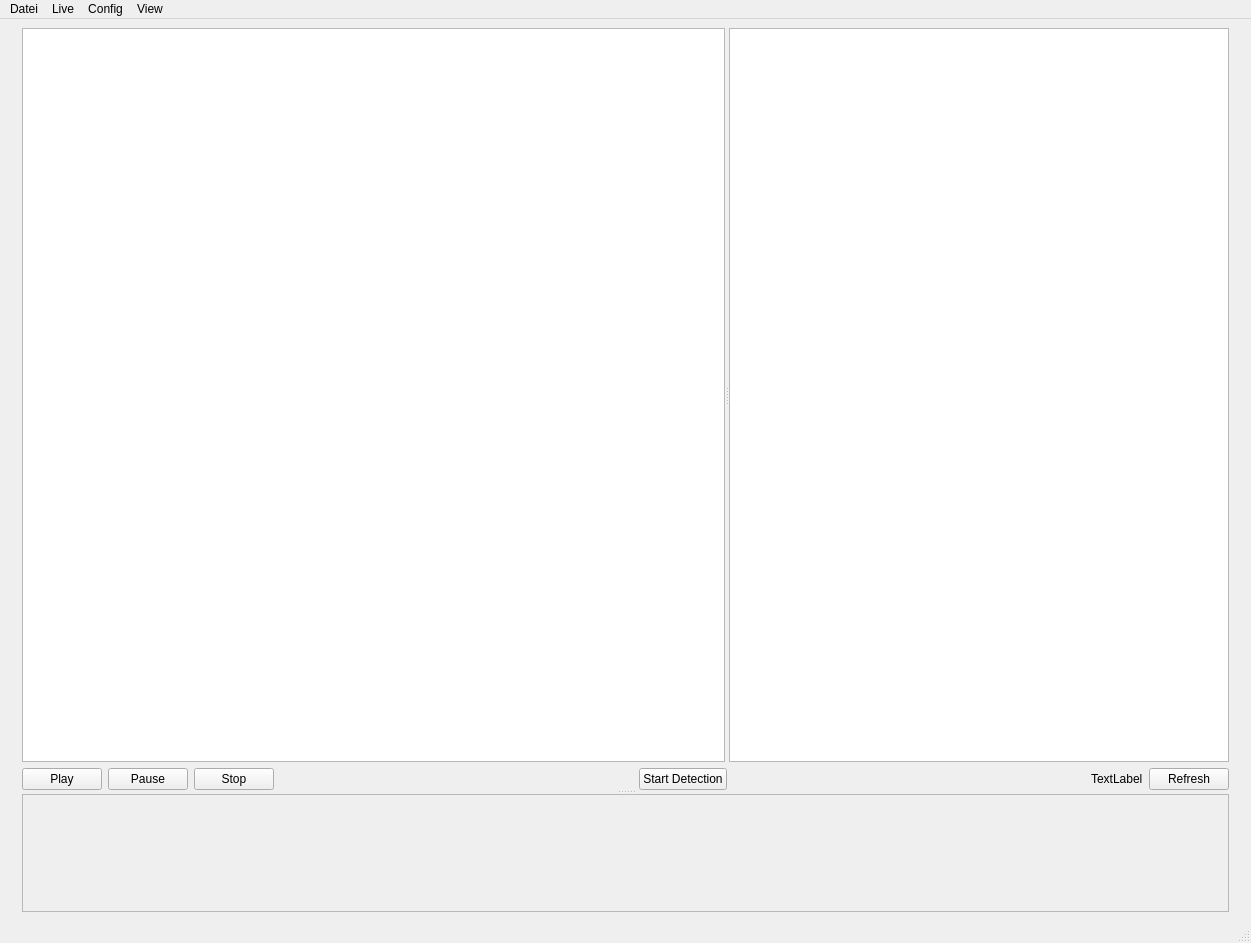
Qt form verteiltes_yolov3/gui.ui (farbton/verteiltes_yolov3) before a commit.
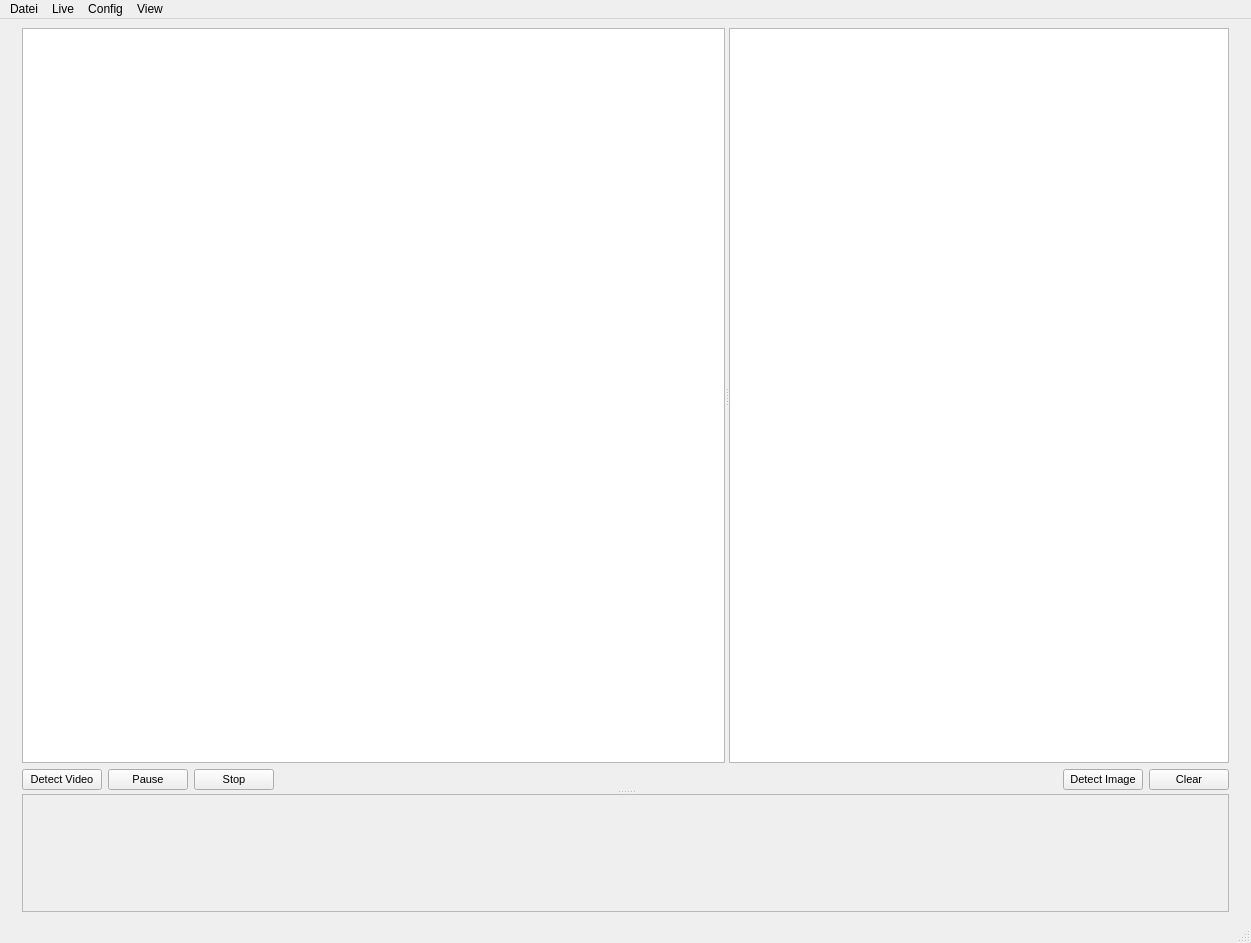
The same form after that commit.

Commit message: GUI Update, Video geht auch schon

```diff
--- a/verteiltes_yolov3/gui.ui
+++ b/verteiltes_yolov3/gui.ui
@@ -73,14 +73,24 @@
             <item>
              <layout class="QHBoxLayout" name="horizontalLayout">
               <item>
-               <widget class="QPushButton" name="pushButton">
+               <widget class="QPushButton" name="pushButton_detectVideo">
+                <property name="font">
+                 <font>
+                  <pointsize>8</pointsize>
+                 </font>
+                </property>
                 <property name="text">
-                 <string>Play</string>
+                 <string>Detect Video</string>
                 </property>
                </widget>
               </item>
               <item>
                <widget class="QPushButton" name="pushButton_2">
+                <property name="font">
+                 <font>
+                  <pointsize>8</pointsize>
+                 </font>
+                </property>
                 <property name="text">
                  <string>Pause</string>
                 </property>
@@ -88,6 +98,11 @@
               </item>
               <item>
                <widget class="QPushButton" name="pushButton_3">
+                <property name="font">
+                 <font>
+                  <pointsize>8</pointsize>
+                 </font>
+                </property>
                 <property name="text">
                  <string>Stop</string>
                 </property>
@@ -110,34 +125,13 @@
             </item>
             <item>
              <widget class="QPushButton" name="pushButtonStartDetection">
-              <property name="text">
-               <string>Start Detection</string>
+              <property name="font">
+               <font>
+                <pointsize>8</pointsize>
+               </font>
               </property>
-             </widget>
-            </item>
-            <item>
-             <spacer name="horizontalSpacer_4">
-              <property name="orientation">
-               <enum>Qt::Horizontal</enum>
-              </property>
-              <property name="sizeHint" stdset="0">
-               <size>
-                <width>40</width>
-                <height>20</height>
-               </size>
-              </property>
-             </spacer>
-            </item>
-            <item>
-             <widget class="QLabel" name="label">
-              <property name="baseSize">
-               <size>
-                <width>200</width>
-                <height>0</height>
-               </size>
-              </property>
               <property name="text">
-               <string>TextLabel</string>
+               <string>Detect Image</string>
               </property>
              </widget>
             </item>
@@ -146,8 +140,13 @@
               <property name="enabled">
                <bool>true</bool>
               </property>
+              <property name="font">
+               <font>
+                <pointsize>8</pointsize>
+               </font>
+              </property>
               <property name="text">
-               <string>Refresh</string>
+               <string>Clear</string>
               </property>
              </widget>
             </item>
```
Left out of the diff: 7 changed lines with no effect on the pictures. The commit also changes 5 other files.
